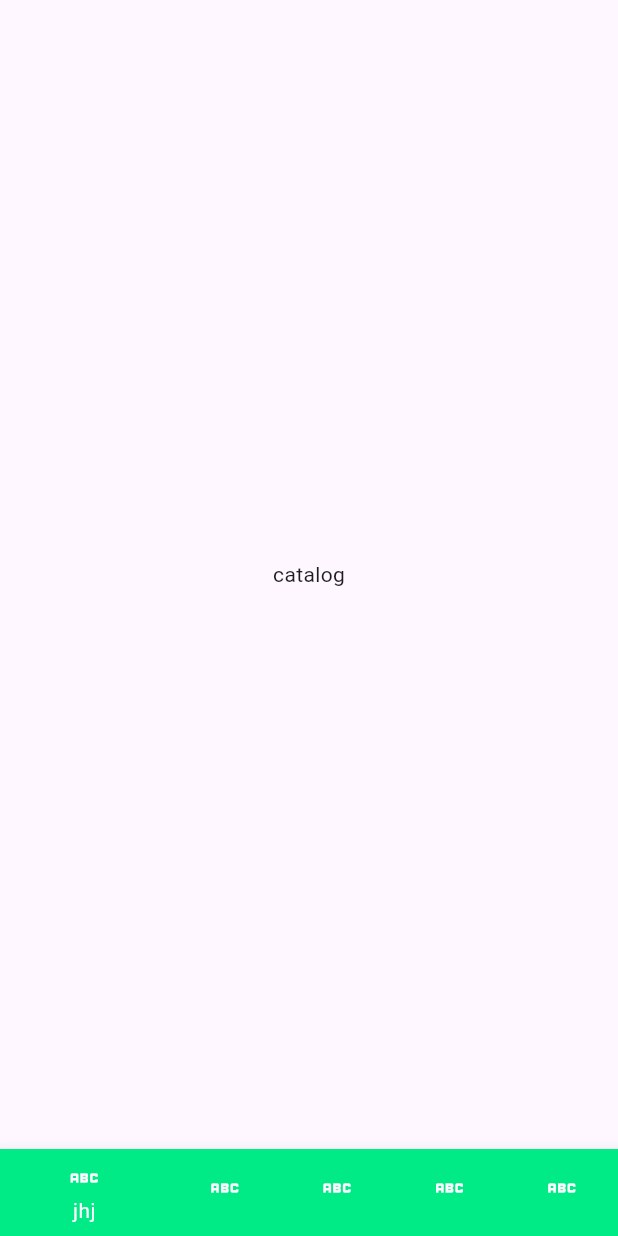
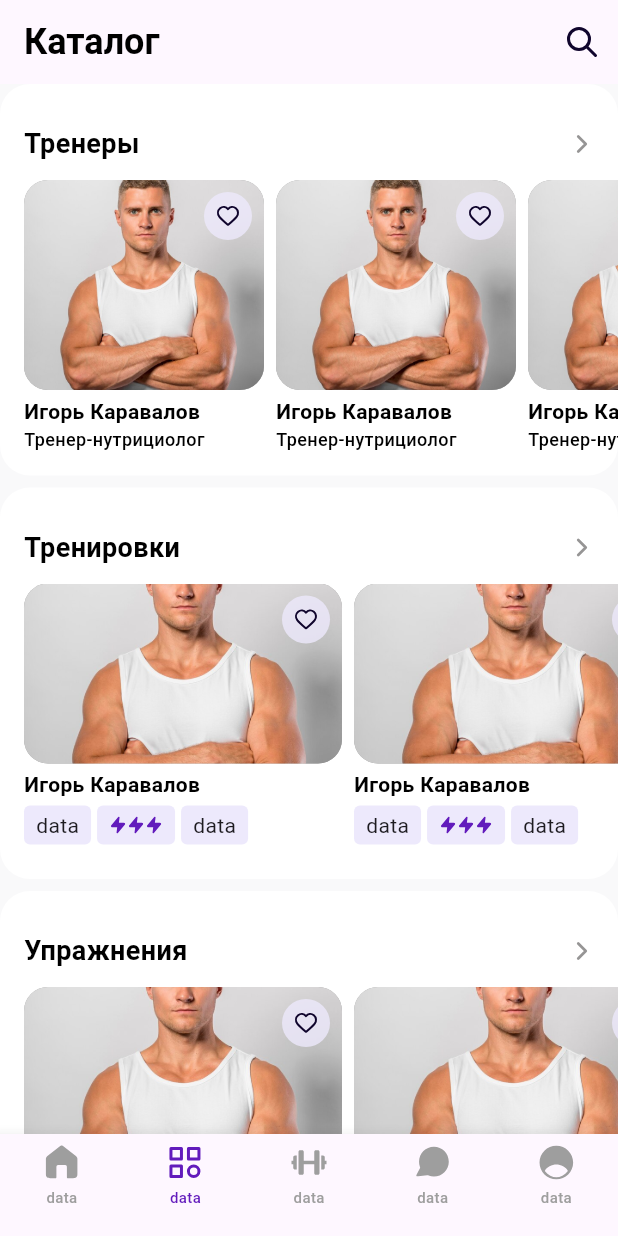
Before and after one commit to Ipilot7/goal_fit, a Flutter app: the screen it shows after launch, item 2 of the bottom bar chosen, on a phone screen of 412 x 824 dp. Run offline on Flutter 3.47's test engine with Material 3 defaults, Android fonts, the light colour scheme and no system bars; our stand-ins replace auto_size_text, dartz, device_info_plus, dio, easy_localization, equatable and 6 more; Roboto replaces fonts that are missing (OpenSans).

Commit message:
ui fix main screen tabs is added

```diff
--- a/lib/common/app_color.dart
+++ b/lib/common/app_color.dart
@@ -11,6 +11,7 @@ class AppColors {
   static Color green = const Color(0xff00EB86);
   static Color background = const Color(0xffF9F9FA);
   static Color purple = const Color(0xffEDE9FC);
+  static Color primaryPurple = const Color(0xff621BBC);
 }
 
 class AppShadow {
--- a/lib/common/assets.dart
+++ b/lib/common/assets.dart
@@ -43,6 +43,14 @@ class _Icons extends _AssetsHolder {
   String get video => '$basePath/video.svg';
   String get share => '$basePath/share.svg';
   String get heart => '$basePath/heart.svg';
+  String get chervonRight => '$basePath/chervon_right.svg';
+  String get flash => '$basePath/flash.svg';
+  String get flashActive => '$basePath/flash_active.svg';
+  String get catalog => '$basePath/catalog.svg';
+  String get chat => '$basePath/chat.svg';
+  String get home => '$basePath/home.svg';
+  String get profile => '$basePath/profile.svg';
+  String get training => '$basePath/training.svg';
 }
 
 class _Images extends _AssetsHolder {
--- a/lib/features/catalog.dart
+++ b/lib/features/catalog.dart
@@ -1,12 +1,48 @@
 import 'package:flutter/material.dart';
+import 'package:flutter_svg/svg.dart';
+import 'package:goal_fit/common/all_contants.dart';
+import 'package:goal_fit/common/extentions.dart';
+import 'package:goal_fit/features/catalog/presentation/widgets/section_widget.dart';
 
 class CatalogPage extends StatelessWidget {
   const CatalogPage({super.key});
 
   @override
   Widget build(BuildContext context) {
-    return const Center(
-      child: Text("catalog"),
+    return Scaffold(
+      backgroundColor: AppColors.background,
+      appBar: AppBar(
+        titleTextStyle: AppTextStyles.bold24,
+        title: const Text("Каталог"),
+        actions: [
+          IconButton(
+              onPressed: () {}, icon: SvgPicture.asset(Assets.icons.search))
+        ],
+      ),
+      body: SingleChildScrollView(
+        child: Column(
+          children: [
+            const SectionWidget(
+              text: 'Тренеры',
+              type: 'trainers',
+            ),
+            8.h,
+            const SectionWidget(
+              text: 'Тренировки',
+              type: 'training',
+            ),
+            8.h,
+            const SectionWidget(
+              text: 'Упражнения',
+              type: 'exercise',
+            ),
+            const SectionWidget(
+              text: 'Рецепты',
+              type: 'recipes',
+            ),
+          ],
+        ),
+      ),
     );
   }
 }
--- /dev/null
+++ b/lib/features/catalog/presentation/widgets/section_widget.dart
@@ -0,0 +1,187 @@
+import 'package:flutter/material.dart';
+import 'package:flutter_svg/svg.dart';
+import 'package:goal_fit/common/all_contants.dart';
+import 'package:goal_fit/common/extentions.dart';
+
+class SectionWidget extends StatelessWidget {
+  const SectionWidget({
+    super.key,
+    required this.text,
+    required this.type,
+    this.goToAllTap,
+    this.likeTap,
+  });
+  final String text, type;
+  final void Function()? goToAllTap, likeTap;
+
+  @override
+  Widget build(BuildContext context) {
+    return Container(
+      padding: const EdgeInsets.only(
+        top: 16,
+        bottom: 16,
+      ),
+      decoration: BoxDecoration(
+          borderRadius: BorderRadius.circular(20), color: AppColors.white),
+      child: Column(
+        crossAxisAlignment: CrossAxisAlignment.start,
+        children: [
+          GestureDetector(
+            onTap: goToAllTap,
+            child: Padding(
+              padding: const EdgeInsets.only(left: 16),
+              child: Row(
+                mainAxisAlignment: MainAxisAlignment.spaceBetween,
+                children: [
+                  Text(
+                    text,
+                    style: AppTextStyles.bold18,
+                  ),
+                  IconButton(
+                      onPressed: () {},
+                      icon: SvgPicture.asset(Assets.icons.chervonRight))
+                ],
+              ),
+            ),
+          ),
+          SizedBox(
+            height: 181,
+            child: ListView.separated(
+              padding: const EdgeInsets.only(left: 16),
+              scrollDirection: Axis.horizontal,
+              separatorBuilder: (_, index) => 8.w,
+              itemCount: 10,
+              itemBuilder: (_, index) => Column(
+                crossAxisAlignment: CrossAxisAlignment.start,
+                children: [
+                  Container(
+                      width: type == "trainers" ? 160 : 212,
+                      height: type == "trainers" ? 140 : 120,
+                      padding: const EdgeInsets.all(8),
+                      decoration: BoxDecoration(
+                          color: AppColors.grey,
+                          image: DecorationImage(
+                              image: AssetImage(Assets.images.trainer),
+                              fit: BoxFit.cover),
+                          borderRadius: BorderRadius.circular(16)),
+                      alignment: Alignment.topRight,
+                      child: GestureDetector(
+                        onTap: likeTap,
+                        child: Container(
+                          width: 32,
+                          height: 32,
+                          padding: const EdgeInsets.all(8),
+                          alignment: Alignment.center,
+                          decoration: BoxDecoration(
+                            shape: BoxShape.circle,
+                            color: AppColors.purple.withOpacity(.8),
+                          ),
+                          child: SvgPicture.asset(Assets.icons.heart),
+                        ),
+                      )),
+                  4.h,
+                  Text(
+                    "Игорь Каравалов",
+                    style: AppTextStyles.bold14,
+                  ),
+                  if (type == "trainers")
+                    Text(
+                      "Тренер-нутрициолог",
+                      style: AppTextStyles.regular12,
+                    ),
+                  if (type == "training")
+                    Padding(
+                      padding: const EdgeInsets.only(top: 4),
+                      child: Row(
+                        children: [
+                          const ColoredContainer(
+                            child: Text("data"),
+                          ),
+                          4.w,
+                          ColoredContainer(
+                              child: Padding(
+                            padding: const EdgeInsets.symmetric(vertical: 4),
+                            child: Row(
+                              children: [
+                                SvgPicture.asset(Assets.icons.flashActive),
+                                SvgPicture.asset(Assets.icons.flashActive),
+                                SvgPicture.asset(Assets.icons.flashActive),
+                              ],
+                            ),
+                          )),
+                          4.w,
+                          const ColoredContainer(
+                            child: Text("data"),
+                          )
+                        ],
+                      ),
+                    ),
+                  if (type == "exercise")
+                    Padding(
+                      padding: const EdgeInsets.only(top: 4),
+                      child: Row(
+                        children: [
+                          ColoredContainer(
+                              child: Padding(
+                            padding: const EdgeInsets.symmetric(vertical: 4),
+                            child: Row(
+                              children: [
+                                SvgPicture.asset(Assets.icons.flashActive),
+                                SvgPicture.asset(Assets.icons.flashActive),
+                                SvgPicture.asset(Assets.icons.flashActive),
+                              ],
+                            ),
+                          )),
+                          4.w,
+                          const ColoredContainer(
+                            child: Text("data"),
+                          )
+                        ],
+                      ),
+                    ),
+                  if (type == "recipes")
+                    Padding(
+                      padding: const EdgeInsets.only(top: 4),
+                      child: Row(
+                        children: [
+                          const ColoredContainer(
+                            child: Text("data"),
+                          ),
+                          4.w,
+                          const ColoredContainer(
+                            child: Text("data"),
+                          ),
+                          4.w,
+                          const ColoredContainer(
+                            child: Text("data"),
+                          )
+                        ],
+                      ),
+                    )
+                ],
+              ),
+            ),
+          )
+        ],
+      ),
+    );
+  }
+}
+
+class ColoredContainer extends StatelessWidget {
+  const ColoredContainer({
+    super.key,
+    required this.child,
+  });
+  final Widget child;
+
+  @override
+  Widget build(BuildContext context) {
+    return Container(
+      padding: const EdgeInsets.symmetric(vertical: 3, horizontal: 8),
+      decoration: BoxDecoration(
+          color: AppColors.purple, borderRadius: BorderRadius.circular(4)),
+      child: child,
+    );
+  }
+}
--- a/lib/features/main_page.dart
+++ b/lib/features/main_page.dart
@@ -1,6 +1,10 @@
 import 'package:flutter/material.dart';
+import 'package:flutter_svg/flutter_svg.dart';
 import 'package:go_router/go_router.dart';
 import 'package:goal_fit/common/app_color.dart';
+import 'package:goal_fit/common/assets.dart';
+import 'package:goal_fit/common/extentions.dart';
+import 'package:goal_fit/common/fontstyle.dart';
 
 class MainPage extends StatefulWidget {
   const MainPage({Key? key, required this.child}) : super(key: key);
@@ -14,18 +18,47 @@ class _MainPageState extends State<MainPage> with WidgetsBindingObserver {
   @override
   Widget build(BuildContext context) {
     return Scaffold(
-        body: widget.child,
-        bottomNavigationBar: BottomNavigationBar(
-          onTap: (index) => onTap(context, index),
-          items: List.generate(icon.length, (index) {
+      body: widget.child,
+      bottomNavigationBar: BottomNavigationBar(
+        type: BottomNavigationBarType.fixed,
+        showUnselectedLabels: true,
+        unselectedLabelStyle:
+            AppTextStyles.regular10.copyWith(color: AppColors.grey),
+        selectedLabelStyle:
+            AppTextStyles.regular10.copyWith(color: AppColors.primaryPurple),
+        showSelectedLabels: true,
+        onTap: (index) => onTap(context, index),
+        items: List.generate(
+          icon.length,
+          (index) {
             return BottomNavigationBarItem(
-                backgroundColor: AppColors.green,
-                label: "jhj",
-                icon: Icon(
-                  icon[index],
+                backgroundColor: AppColors.white,
+                label: "",
+                icon: Column(
+                  mainAxisAlignment: MainAxisAlignment.center,
+                  children: [
+                    SvgPicture.asset(
+                      colorFilter: ColorFilter.mode(
+                          widget.child.currentIndex == index
+                              ? AppColors.primaryPurple
+                              : AppColors.grey,
+                          BlendMode.srcIn),
+                      icon[index],
+                    ),
+                    2.h,
+                    Text(
+                      "data",
+                      style: AppTextStyles.regular10.copyWith(
+                          color: widget.child.currentIndex == index
+                              ? AppColors.primaryPurple
+                              : AppColors.grey),
+                    )
+                  ],
                 ));
-          }),
-        ));
+          },
+        ),
+      ),
+    );
   }
 
   void onTap(BuildContext context, int index) {
@@ -33,13 +66,21 @@ class _MainPageState extends State<MainPage> with WidgetsBindingObserver {
       index,
       initialLocation: index == widget.child.currentIndex,
     );
+    setState(() {});
   }
 }
 
-List<IconData> icon = [
-  Icons.abc,
-  Icons.abc,
-  Icons.abc,
-  Icons.abc,
-  Icons.abc,
+List<String> icon = [
+  Assets.icons.home,
+  Assets.icons.catalog,
+  Assets.icons.training,
+  Assets.icons.chat,
+  Assets.icons.profile,
 ];
+List<String> names = [
+  "Главная",
+  "Каталог",
+  "Тренерская",
+  "Чаты",
+  "Профиль",
+];
```
Also changed, not shown: assets/icons/catalog.svg (added), assets/icons/chat.svg (added), assets/icons/chervon_right.svg (added), assets/icons/flash.svg (added), assets/icons/flash_active.svg (added), assets/icons/home.svg (added), assets/icons/profile.svg (added), assets/icons/training.svg (added).
